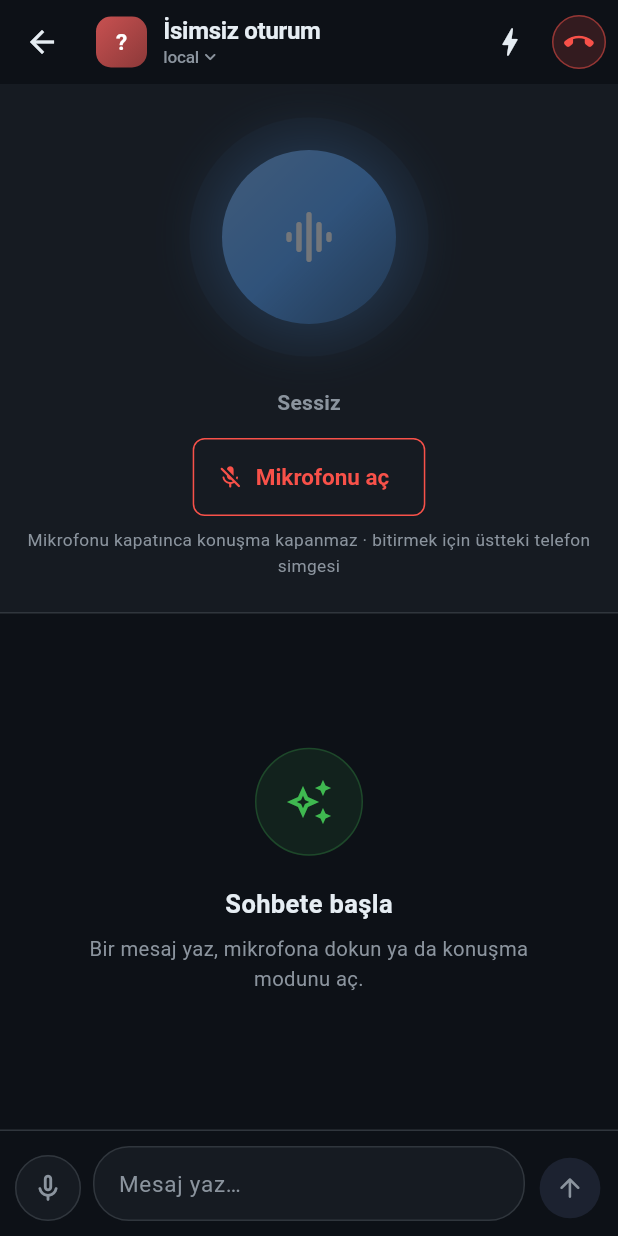
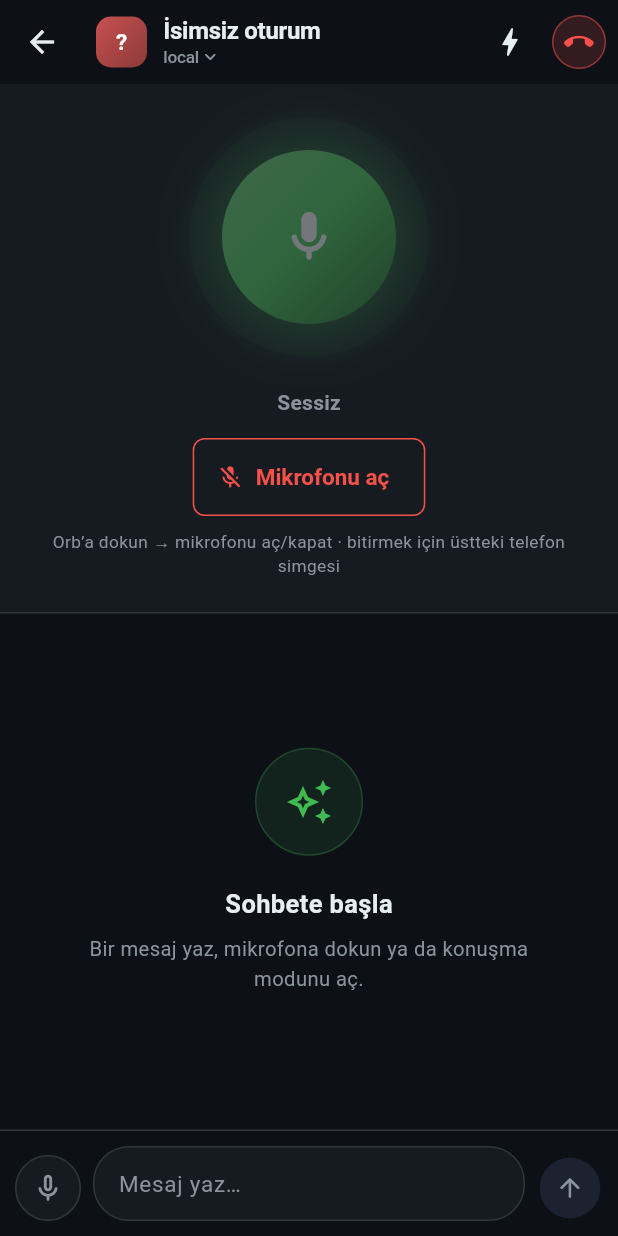
Before and after one commit to berkayturanci/voicebridge, a Flutter app: the ChatScreen screen opened directly with empty values, after a tap on the "mic none" icon, after a tap on the "graphic eq" icon, after a tap on the "mic" icon, on a phone screen of 412 x 824 dp. Run offline on Flutter 3.47's test engine with Material 3 defaults, Android fonts, the phone set to English and light mode, and no system bars; our stand-ins replace flutter_tts, shared_preferences, speech_to_text, wakelock_plus; accounts and stored records are empty; network calls fail.

Commit message:
talking mode: real TTS state, tap-to-barge-in, eyes-free earcons
- Track actual TTS audio via flutter_tts start/completion/cancel/error handlers
  (_ttsSpeaking). The orb now shows "Konuşuyor" only while audio truly plays
  (previously it mislabelled playback as "Düşünüyor"), and the resting state is
  "Dinliyor".
- Barge-in: tapping the orb while it's speaking cuts the readout short and hands
  the turn back to you (full hands-free voice barge-in during TTS isn't safe with
  these plugins, so it's a tap). When not speaking the orb still toggles the mic.
- Earcons: short eyes-free cues (system sound + haptic) on mic-open, capture, and
  error — audible over AirPods/CarPlay, no extra audio dependency.

Co-Authored-By: Claude Opus 4.8 (1M context) <noreply@anthropic.com>

```diff
--- a/app/lib/screens/chat_screen.dart
+++ b/app/lib/screens/chat_screen.dart
@@ -2,6 +2,7 @@ import 'dart:convert';
 import 'dart:math' as math;
 
 import 'package:flutter/material.dart';
+import 'package:flutter/services.dart'; // SystemSound + HapticFeedback (earcons)
 import 'package:flutter_tts/flutter_tts.dart';
 import 'package:wakelock_plus/wakelock_plus.dart';
 import 'package:shared_preferences/shared_preferences.dart';
@@ -37,6 +38,7 @@ class _ChatScreenState extends State<ChatScreen> {
   bool _listening = false;
   bool _talkMuted = false; // mic paused inside talking mode (without exiting)
   bool _canSend = false;
+  bool _ttsSpeaking = false; // true while TTS is actually producing audio
   Message? _ttsMsg; // message being read aloud via its bubble button (null = none)
 
   // Autonomy mode — starts from the session's, but changeable from settings.
@@ -55,12 +57,20 @@ class _ChatScreenState extends State<ChatScreen> {
     super.initState();
     _tts.setLanguage(_locale);
     _tts.awaitSpeakCompletion(true);
-    // Reflect when a per-message "Sesli oku" readout ends so its button can flip
-    // back from "Durdur". These are independent of awaitSpeakCompletion (which
-    // resolves the speak() future via the native result), so they don't affect it.
-    _tts.setCompletionHandler(() { if (mounted) setState(() => _ttsMsg = null); });
-    _tts.setCancelHandler(() { if (mounted) setState(() => _ttsMsg = null); });
-    _tts.setErrorHandler((msg) { if (mounted) setState(() => _ttsMsg = null); });
+    // Track real TTS audio state so the orb shows "Konuşuyor" only while audio is
+    // actually playing (not inferred), and so the "Sesli oku" button flips back.
+    // These are independent of awaitSpeakCompletion (which resolves speak() via the
+    // native result), so they don't affect the talking-loop await.
+    _tts.setStartHandler(() { if (mounted) setState(() => _ttsSpeaking = true); });
+    _tts.setCompletionHandler(() {
+      if (mounted) setState(() { _ttsMsg = null; _ttsSpeaking = false; });
+    });
+    _tts.setCancelHandler(() {
+      if (mounted) setState(() { _ttsMsg = null; _ttsSpeaking = false; });
+    });
+    _tts.setErrorHandler((msg) {
+      if (mounted) setState(() { _ttsMsg = null; _ttsSpeaking = false; });
+    });
     // iOS audio session — configured ONCE here (not before every utterance).
     // Re-applying the category per reply churns the live AVAudioSession route
     // mid-stream, which is what made speech choppy ("kesik kesik").
@@ -191,6 +201,26 @@ class _ChatScreenState extends State<ChatScreen> {
     });
   }
 
+  // Earcon: a short eyes-free cue (audible over AirPods/CarPlay + a haptic) for
+  // state changes, so you don't have to look at the orb while driving. Uses only
+  // built-in system sounds/haptics — no extra audio dependency.
+  void _cue(String kind) {
+    switch (kind) {
+      case 'listen': // mic opened — your turn
+        SystemSound.play(SystemSoundType.click);
+        HapticFeedback.selectionClick();
+        break;
+      case 'sent': // captured what you said
+        SystemSound.play(SystemSoundType.click);
+        HapticFeedback.lightImpact();
+        break;
+      case 'error':
+        SystemSound.play(SystemSoundType.alert);
+        HapticFeedback.heavyImpact();
+        break;
+    }
+  }
+
   // ---- Voice ----
   Future<void> _listen() async {
     if (_talkMuted) return;
@@ -198,6 +228,7 @@ class _ChatScreenState extends State<ChatScreen> {
     if (_stt.isListening) return; // guard against a double-start after the TTS handoff
 
     setState(() => _listening = true);
+    if (_talking) _cue('listen'); // audible "your turn" cue in talking mode
 
     // Start with a generous pause so the COLD first-turn recognizer warm-up can't
     // trip the pause watchdog before the user has even started speaking (the cause
@@ -228,7 +259,10 @@ class _ChatScreenState extends State<ChatScreen> {
         if (r.finalResult) {
           final t = r.recognizedWords.trim();
           setState(() => _listening = false);
-          if (t.isNotEmpty) _send(t);
+          if (t.isNotEmpty) {
+            if (_talking) _cue('sent');
+            _send(t);
+          }
         }
       },
     );
@@ -283,9 +317,17 @@ class _ChatScreenState extends State<ChatScreen> {
     _listen();
   }
 
-  // Pause/resume the mic inside talking mode (without leaving). Tap the orb.
+  // Tap the orb: barge-in while it's speaking (cut the readout short and listen),
+  // otherwise pause/resume the mic — all without leaving talking mode.
   void _toggleMute() async {
     if (!_talking) return;
+    // Barge-in: a tap during playback stops TTS and hands the turn back to you.
+    if (_ttsSpeaking) {
+      await _tts.stop();
+      setState(() { _ttsSpeaking = false; _talkMuted = false; });
+      _listen();
+      return;
+    }
     if (_talkMuted) {
       setState(() => _talkMuted = false);
       if (!_busy) _listen(); // resume listening
@@ -344,6 +386,7 @@ class _ChatScreenState extends State<ChatScreen> {
         if (_talking && !_talkMuted) _listen();
       }
     } catch (e) {
+      if (_talking) _cue('error');
       setState(() => _messages
           .add(Message('sys', '⚠️ ${e.toString().replaceFirst('Exception: ', '')}')));
       // Eyes-free recovery: a transient error shouldn't silently drop talking mode —
@@ -623,11 +666,13 @@ class _ChatScreenState extends State<ChatScreen> {
 
   // ---- Talking mode panel: the breathing orb + state ----
   Widget _talkPanel() {
-    final _OrbState st = _busy && !_listening
-        ? _OrbState.thinking
-        : _listening
-            ? _OrbState.listening
-            : _OrbState.speaking;
+    // Real state: speaking while TTS audio plays, else thinking while a turn is
+    // in flight, else listening (the resting state in talking mode).
+    final _OrbState st = _ttsSpeaking
+        ? _OrbState.speaking
+        : _busy
+            ? _OrbState.thinking
+            : _OrbState.listening;
     return Container(
       width: double.infinity,
       decoration: BoxDecoration(
@@ -680,7 +725,9 @@ class _ChatScreenState extends State<ChatScreen> {
           ),
           const SizedBox(height: 8),
           Text(
-            'Mikrofonu kapatınca konuşma kapanmaz · bitirmek için üstteki telefon simgesi',
+            _ttsSpeaking
+                ? 'Konuşurken orb’a dokun → kes ve hemen konuş'
+                : 'Orb’a dokun → mikrofonu aç/kapat · bitirmek için üstteki telefon simgesi',
             textAlign: TextAlign.center,
             style: TextStyle(fontSize: 11.5, color: VbColors.textMuted),
           ),
```
